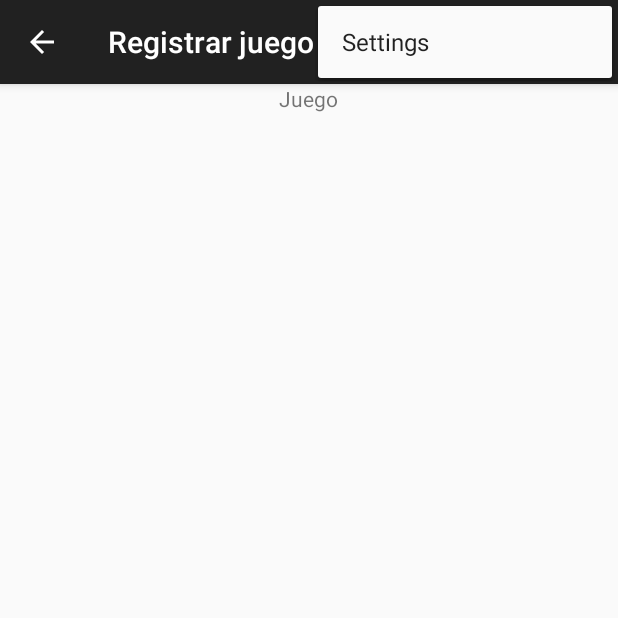
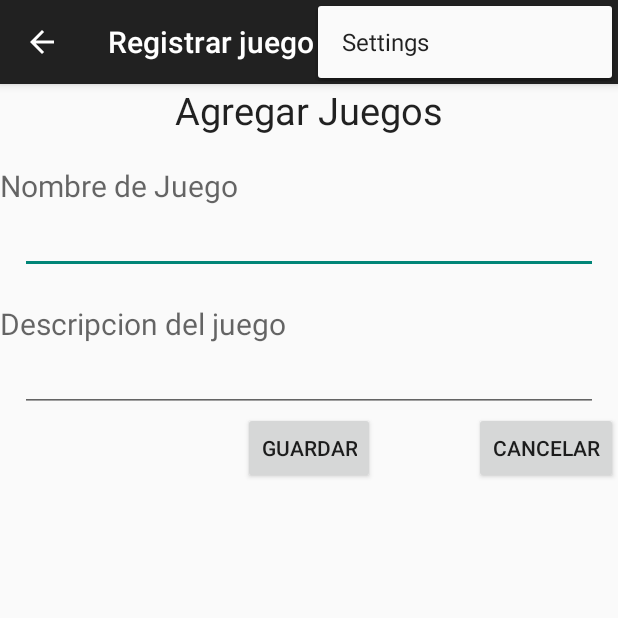
Before and after one commit to MiguelEnc/ScoreKeeper, an Android app: the fragment RegistrarJuego placed in its activity, with the options menu open, on a phone screen of 412 x 824 dp, the top half of it. Run offline under Robolectric (Android 15) with nearby library versions, the phone set to English and light mode, and no system bars; 2 statements that could not run were skipped.

Commit message:
fragment_registrar_juego actualizado

```diff
--- a/app/src/main/AndroidManifest.xml
+++ b/app/src/main/AndroidManifest.xml
@@ -7,15 +7,13 @@
         android:icon="@mipmap/ic_launcher"
         android:label="@string/app_name"
         android:theme="@style/AppTheme" >
-
-        <activity
-            android:name=".Splash">
+        <activity android:name=".Splash" >
             <intent-filter>
                 <action android:name="android.intent.action.MAIN" />
+
                 <category android:name="android.intent.category.LAUNCHER" />
             </intent-filter>
         </activity>
-
         <activity
             android:name=".MainActivity"
             android:label="@string/app_name" >
@@ -25,6 +23,10 @@
                 <category android:name="android.intent.category.LAUNCHER" />
             </intent-filter>
         </activity>
+        <activity
+            android:name=".Activity_RegistrarEquipo"
+            android:label="@string/title_activity_activity__registrar_equipo" >
+        </activity>
     </application>
 
 </manifest>
--- a/app/src/main/java/com/example/miguel/scorekeeper/MainActivity.java
+++ b/app/src/main/java/com/example/miguel/scorekeeper/MainActivity.java
@@ -1,6 +1,7 @@
 package com.example.miguel.scorekeeper;
 
 import android.app.Activity;
+import android.content.Intent;
 import android.support.v7.app.ActionBarActivity;
 import android.support.v7.app.ActionBar;
 import android.support.v4.app.Fragment;
@@ -45,7 +46,9 @@ public class MainActivity extends ActionBarActivity
     public void onNavigationDrawerItemSelected(int position) {
         // update the main content by replacing fragments
         FragmentManager fragmentManager = getSupportFragmentManager();
-        switch (position + 1){          //Con este switch se crean las vistas de los fragments
+
+        //Con este switch se crean las vistas de los fragments
+        switch (position + 1){
             case 1:
                 fragmentManager.beginTransaction()
                         .replace(R.id.container, PlaceholderFragment.newInstance(position))
@@ -102,7 +105,7 @@ public class MainActivity extends ActionBarActivity
         //actionBar.setTitle(mTitle);
     }
 
-
+    /*
     @Override
     public boolean onCreateOptionsMenu(Menu menu) {
         if (!mNavigationDrawerFragment.isDrawerOpen()) {
@@ -115,6 +118,9 @@ public class MainActivity extends ActionBarActivity
         }
         return super.onCreateOptionsMenu(menu);
     }
+    */
+
+
 
   /*  @Override
     public boolean onOptionsItemSelected(MenuItem item) {
--- a/app/src/main/java/com/example/miguel/scorekeeper/RegistrarEquipo.java
+++ b/app/src/main/java/com/example/miguel/scorekeeper/RegistrarEquipo.java
@@ -2,18 +2,24 @@ package com.example.miguel.scorekeeper;
 
 
 import android.app.Activity;
+import android.app.AlertDialog;
+import android.content.Context;
+import android.content.DialogInterface;
+import android.net.wifi.p2p.WifiP2pManager;
 import android.os.Bundle;
 import android.app.Fragment;
 import android.view.LayoutInflater;
 import android.view.View;
 import android.view.ViewGroup;
+import android.widget.Button;
+import android.widget.EditText;
 
 
 /**
  * A simple {@link Fragment} subclass.
  */
 public class RegistrarEquipo extends android.support.v4.app.Fragment {
-
+//public class RegistrarEquipo extends ActionBarActivity {
     private static final String ARG_SECTION_NUMBER = "section_number";
 
 
@@ -21,17 +27,30 @@ public class RegistrarEquipo extends android.support.v4.app.Fragment {
         // Required empty public constructor
     }
 
+    Context context;
 
     @Override
     public View onCreateView(LayoutInflater inflater, ViewGroup container,
                              Bundle savedInstanceState) {
+
+        View v = inflater.inflate(R.layout.fragment_registrar_equipo, container, false);
+        Button button = (Button) v.findViewById(R.id.PruebaBoton);
+        final EditText text = (EditText) v.findViewById(R.id.editText);
+
+        button.setOnClickListener(new View.OnClickListener() {
+            @Override
+            public void onClick(View v) {
+                text.setText("");
+            }
+        });
+
         // Inflate the layout for this fragment
 
         //Aqui se cambia el titulo del fragment
         ((MainActivity) getActivity())
                 .setActionBarTitle(getString(R.string.title_section3));
 
-        return inflater.inflate(R.layout.fragment_registrar_equipo, container, false);
+        return v;
     }
 
     @Override
--- a/app/src/main/res/layout/fragment_registrar_equipo.xml
+++ b/app/src/main/res/layout/fragment_registrar_equipo.xml
@@ -1,14 +1,20 @@
-<FrameLayout xmlns:android="http://schemas.android.com/apk/res/android"
-    xmlns:tools="http://schemas.android.com/tools" android:layout_width="match_parent"
+<LinearLayout xmlns:android="http://schemas.android.com/apk/res/android"
+    xmlns:tools="http://schemas.android.com/tools"
+    android:layout_width="fill_parent"
     android:layout_height="match_parent"
-    tools:context="com.example.miguel.scorekeeper.RegistrarEquipo">
+    tools:context="example.com.trendingcode.DetailsActivity"
+    android:orientation="vertical">
 
-    <!-- TODO: Update blank fragment layout -->
+    <EditText
+            android:layout_width="195dp"
+            android:layout_height="wrap_content"
+            android:id="@+id/editText"
+            android:layout_gravity="center_horizontal|top" />
 
-    <TextView
+    <Button
         android:layout_width="wrap_content"
         android:layout_height="wrap_content"
-        android:text="@string/textViewEquipo"
-        android:id="@+id/textViewEquipo"
-        android:layout_gravity="center_horizontal|top" />
-</FrameLayout>
+        android:text="New Button"
+        android:id="@+id/PruebaBoton"
+        android:layout_gravity="center_horizontal" />
+</LinearLayout>
--- a/app/src/main/res/layout/fragment_registrar_juego.xml
+++ b/app/src/main/res/layout/fragment_registrar_juego.xml
@@ -1,12 +1,127 @@
-<FrameLayout xmlns:android="http://schemas.android.com/apk/res/android"
-    xmlns:tools="http://schemas.android.com/tools" android:layout_width="match_parent"
+<LinearLayout xmlns:android="http://schemas.android.com/apk/res/android"
+    xmlns:tools="http://schemas.android.com/tools"
+    android:layout_width="fill_parent"
     android:layout_height="match_parent"
-    tools:context="com.example.miguel.scorekeeper.RegistrarJuego">
+    tools:context="example.com.trendingcode.DetailsActivity"
+    android:orientation="vertical"
+    android:weightSum="1">
 
-    <!-- TODO: Update blank fragment layout -->
-    <TextView android:layout_width="wrap_content" android:layout_height="fill_parent"
-        android:text="@string/TextViewJuego"
-        android:id="@+id/TextViewJuego"
-        android:layout_gravity="center_horizontal|top" />
 
-</FrameLayout>
+    <TextView
+        android:layout_width="wrap_content"
+        android:layout_height="wrap_content"
+        android:textAppearance="?android:attr/textAppearanceLarge"
+        android:text="Agregar Juegos"
+        android:id="@+id/textViewAddGame"
+        android:textSize="25dp"
+        android:textAlignment="center"
+        android:layout_gravity="center_horizontal" />
+
+    <LinearLayout
+        android:orientation="vertical"
+        android:layout_width="fill_parent"
+        android:layout_height="wrap_content">
+
+        <TextView
+            android:layout_width="wrap_content"
+            android:layout_height="wrap_content"
+            android:id="@+id/textView3"
+            android:layout_weight="0.03" />
+
+        <TextView
+            android:layout_width="wrap_content"
+            android:layout_height="wrap_content"
+            android:textAppearance="?android:attr/textAppearanceMedium"
+            android:text="Nombre de Juego"
+            android:id="@+id/textView4"
+            android:textSize="20dp" />
+    </LinearLayout>
+
+    <LinearLayout
+        android:orientation="horizontal"
+        android:layout_width="match_parent"
+        android:layout_height="wrap_content">
+
+        <TextView
+            android:layout_width="wrap_content"
+            android:layout_height="wrap_content"
+            android:id="@+id/textView5"
+            android:text="    " />
+
+        <EditText
+            android:layout_width="wrap_content"
+            android:layout_height="wrap_content"
+            android:id="@+id/editTextNombreJuego"
+            android:layout_weight="0.94" />
+
+        <TextView
+            android:layout_width="wrap_content"
+            android:layout_height="wrap_content"
+            android:id="@+id/textView6"
+            android:text="    " />
+    </LinearLayout>
+
+    <LinearLayout
+        android:orientation="vertical"
+        android:layout_width="fill_parent"
+        android:layout_height="wrap_content">
+
+        <TextView
+            android:layout_width="wrap_content"
+            android:layout_height="wrap_content"
+            android:id="@+id/textView7"
+            android:layout_weight="0.03" />
+
+        <TextView
+            android:layout_width="wrap_content"
+            android:layout_height="wrap_content"
+            android:textAppearance="?android:attr/textAppearanceMedium"
+            android:text="Descripcion del juego"
+            android:id="@+id/textView8"
+            android:textSize="20dp" />
+    </LinearLayout>
+
+    <LinearLayout
+        android:orientation="horizontal"
+        android:layout_width="match_parent"
+        android:layout_height="wrap_content" >
+
+        <TextView
+            android:layout_width="wrap_content"
+            android:layout_height="wrap_content"
+            android:id="@+id/textView9"
+            android:text="    " />
+
+        <EditText
+            android:layout_width="wrap_content"
+            android:layout_height="wrap_content"
+            android:id="@+id/editTextDescJuego"
+            android:layout_weight="0.94" />
+
+        <TextView
+            android:layout_width="wrap_content"
+            android:layout_height="wrap_content"
+            android:id="@+id/textView10"
+            android:text="    " />
+    </LinearLayout>
+
+    <FrameLayout
+        android:layout_width="fill_parent"
+        android:layout_height="wrap_content">
+
+        <Button
+            android:layout_width="wrap_content"
+            android:layout_height="wrap_content"
+            android:text="Cancelar"
+            android:id="@+id/buttonCancelJuego"
+            android:layout_gravity="right|top" />
+
+        <Button
+            android:layout_width="wrap_content"
+            android:layout_height="wrap_content"
+            android:text="Guardar"
+            android:id="@+id/buttonSaveJuego"
+            android:layout_gravity="center_horizontal|top" />
+    </FrameLayout>
+
+</LinearLayout>
--- /dev/null
+++ b/app/src/main/res/menu/menu_activity__registrar_equipo.xml
@@ -0,0 +1,7 @@
+<menu xmlns:android="http://schemas.android.com/apk/res/android"
+    xmlns:app="http://schemas.android.com/apk/res-auto"
+    xmlns:tools="http://schemas.android.com/tools"
+    tools:context="com.example.miguel.scorekeeper.Activity_RegistrarEquipo">
+    <item android:id="@+id/action_settings" android:title="@string/action_settings"
+        android:orderInCategory="100" app:showAsAction="never" />
+</menu>
--- a/app/src/main/res/values/strings.xml
+++ b/app/src/main/res/values/strings.xml
@@ -15,5 +15,7 @@
     <string name="textViewEquipo">Equipo</string>
     <string name="TextViewJuego">Juego</string>
     <string name="TextViewPartida">Partida</string>
+    <string name="title_activity_activity__registrar_equipo">Activity_RegistrarEquipo</string>
+    <string name="hello_world">Hello world!</string>
 
 </resources>
```
